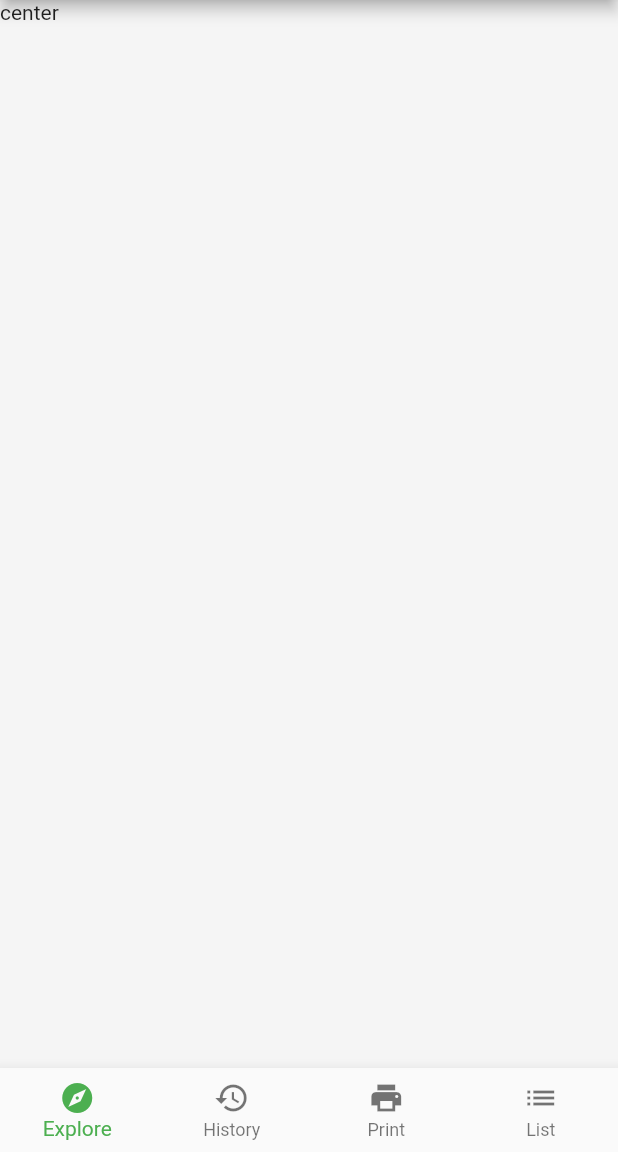
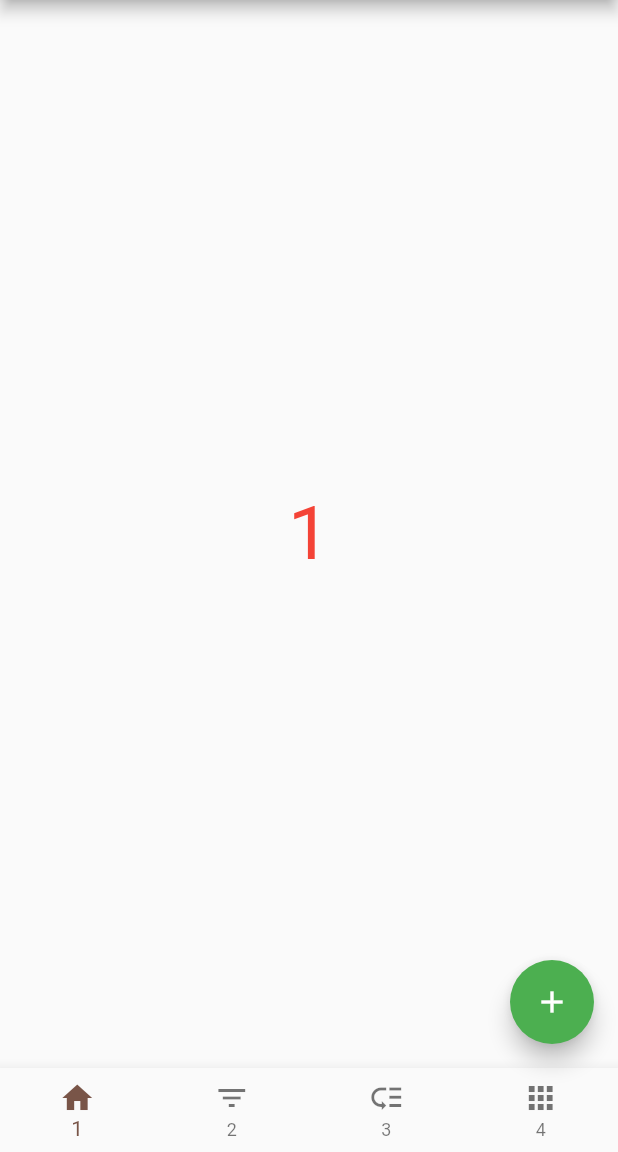
Before and after one commit to xiaolangshou/FlutterDemo, a Flutter app: the screen it shows after launch, on a phone screen of 412 x 824 dp, the part 84-1236 px from its top. Run offline on Flutter 3.47's test engine with Material 2 defaults, Android fonts, the phone set to English and light mode, and no system bars; our stand-ins replace flutter_staggered_animations.

```diff
--- a/flutter_app1/lib/main.dart
+++ b/flutter_app1/lib/main.dart
@@ -13,7 +13,7 @@ class MyApp extends StatelessWidget {
           title: new Text('WelcometoFlutter1'),
         ),
         body: new Center(
-          child: new Text('Hello World 1'),
+          child: MyHomePage(),
         ),
       ),
     );
--- a/flutter_app2/lib/main.dart
+++ b/flutter_app2/lib/main.dart
@@ -10,16 +10,7 @@ class MyApp extends StatelessWidget {
     return MaterialApp(
       title: 'Flutter Demo',
       theme: ThemeData(
-        // This is the theme of your application.
-        //
-        // Try running your application with "flutter run". You'll see the
-        // application has a blue toolbar. Then, without quitting the app, try
-        // changing the primarySwatch below to Colors.green and then invoke
-        // "hot reload" (press "r" in the console where you ran "flutter run",
-        // or simply save your changes to "hot reload" in a Flutter IDE).
-        // Notice that the counter didn't reset back to zero; the application
-        // is not restarted.
-        primarySwatch: Colors.blue,
+        primarySwatch: Colors.green,
       ),
       home: MyHomePage(title: 'Flutter Demo Home Page'),
     );
@@ -29,15 +20,6 @@ class MyApp extends StatelessWidget {
 class MyHomePage extends StatefulWidget {
   MyHomePage({Key key, this.title}) : super(key: key);
 
-  // This widget is the home page of your application. It is stateful, meaning
-  // that it has a State object (defined below) that contains fields that affect
-  // how it looks.
-
-  // This class is the configuration for the state. It holds the values (in this
-  // case the title) provided by the parent (in this case the App widget) and
-  // used by the build method of the State. Fields in a Widget subclass are
-  // always marked "final".
-
   final String title;
 
   @override
@@ -46,16 +28,10 @@ class MyHomePage extends StatefulWidget {
 
 class _MyHomePageState extends State<MyHomePage> {
 
-  int count = 20;
+  int count = 5;
 
   @override
   Widget build(BuildContext context) {
-    // This method is rerun every time setState is called, for instance as done
-    // by the _incrementCounter method above.
-    //
-    // The Flutter framework has been optimized to make rerunning build methods
-    // fast, so that you can just rebuild anything that needs updating rather
-    // than having to individually change instances of widgets.
     return Scaffold(
       appBar: AppBar(
         // Here we take the value from the MyHomePage object that was created by
--- a/flutter_app6_bottombar/lib/bottom_navigation_bar_demo.dart
+++ b/flutter_app6_bottombar/lib/bottom_navigation_bar_demo.dart
@@ -17,6 +17,8 @@ class _BottomNavigationBarDemoState extends State<BottomNavigationBarDemo> {
     setState(() {
       _currentIndex = index;
     });
+
+    print('$_currentIndex');
   }
 
   @override
--- a/flutter_app6_bottombar/lib/main.dart
+++ b/flutter_app6_bottombar/lib/main.dart
@@ -12,26 +12,124 @@ class MyApp extends StatelessWidget {
       theme: ThemeData(
         primarySwatch: Colors.green,
       ),
-      home: MyHomePage(),
+      home: MyHomePage(title: 'Liu Tao'),
     );
   }
 }
 
-class MyHomePage extends StatelessWidget {
+class MyHomePage extends StatefulWidget {
+  MyHomePage({Key key, this.title}) : super(key: key);
+
+  final String title;
+
+  @override
+  _MyHomePageState createState() => _MyHomePageState();
+}
+
+class _MyHomePageState extends State<MyHomePage> {
+  int _selectedIndex = 0;
+
+  var _pageController = new PageController(initialPage: 0);
+
+  var pages = <Widget>[
+    HomePage1(),
+    HomePage2(),
+    HomePage3(),
+    HomePage4(),
+  ];
 
   @override
   Widget build(BuildContext context) {
     // TODO: implement build
-    return DefaultTabController(
-      length: 3,
-      child: Scaffold(
-        backgroundColor: Colors.grey[100],
-        appBar: AppBar(
-          title: Text('Thomas Lau'),
-        ),
-        body: Text('center'),
-        bottomNavigationBar: BottomNavigationBarDemo(),
+    return Scaffold(
+      appBar: AppBar(
+        title: Text('Thomas Lau'),
+      ),
+      body: new PageView.builder(
+        onPageChanged: _pageChange,
+        controller: _pageController,
+        itemCount: pages.length,
+        itemBuilder: (BuildContext context, int index) {
+          return pages.elementAt(_selectedIndex);
+        },
+      ),
+      bottomNavigationBar: BottomNavigationBar(
+        items: <BottomNavigationBarItem>[
+          BottomNavigationBarItem(icon: Icon(Icons.home), title: Text('1')),
+          BottomNavigationBarItem(icon: Icon(Icons.filter_list), title: Text('2')),
+          BottomNavigationBarItem(icon: Icon(Icons.low_priority), title: Text('3')),
+          BottomNavigationBarItem(icon: Icon(Icons.apps), title: Text('4')),
+        ],
+        currentIndex: _selectedIndex,
+        type: BottomNavigationBarType.fixed,
+        fixedColor: Colors.brown,
+        onTap: _onItemTapped,
+      ),
+      floatingActionButton: FloatingActionButton(
+        onPressed: showToast,
+        tooltip: '点击最后一个',
+        child: Icon(Icons.add, color: Colors.white),
       ),
     );
   }
+
+  void _onItemTapped(int index) {
+    //bottomNavigationBar 和 PageView 关联
+    _pageController.animateToPage(index,duration: const Duration(milliseconds: 300), curve: Curves.ease);
+  }
+
+  void _pageChange(int index) {
+    setState(() {
+      _selectedIndex = index;
+    });
+  }
+
+  void showToast() {
+//    Fluttertoast.showToast(
+//        msg: "选中最后一个",
+//        toastLength: Toast.LENGTH_SHORT,
+//        gravity: ToastGravity.CENTER,
+//        timeInSecForIos: 1,
+//        backgroundColor: Colors.yellow,
+//        textColor: Colors.white,
+//        fontSize: 16.0);
+    print("---click---");
+    _onItemTapped(3);
+  }
 }
+
+class HomePage1 extends StatelessWidget {
+  @override
+  Widget build(BuildContext context) {
+    return new Center(
+      child: new Text('1', style: TextStyle(fontSize: 50, color: Colors.red)),
+    );
+  }
+}
+
+class HomePage2 extends StatelessWidget {
+  @override
+  Widget build(BuildContext context) {
+    return new Center(
+      child: new Text('2', style: TextStyle(fontSize: 50, color: Colors.red)),
+    );
+  }
+}
+
+class HomePage3 extends StatelessWidget {
+  @override
+  Widget build(BuildContext context) {
+    return new Center(
+      child: new Text('3', style: TextStyle(fontSize: 50, color: Colors.red)),
+    );
+  }
+}
+
+class HomePage4 extends StatelessWidget {
+  @override
+  Widget build(BuildContext context) {
+    return new Center(
+      child: new Text('4', style: TextStyle(fontSize: 50, color: Colors.red)),
+    );
+  }
+}
```
Also changed, not shown: flutter_app11_form/lib/form_demo.dart (added, +161 -0 lines), flutter_app11_form/lib/main.dart (added, +41 -0 lines), flutter_app11_form/pubspec.yaml (added, +72 -0 lines), flutter_app11_form/pubspec.lock (added), 55 other files.
